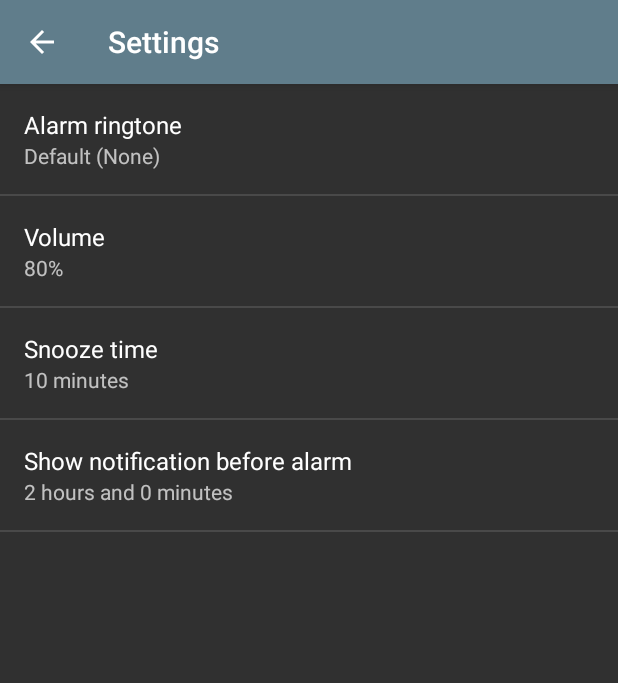
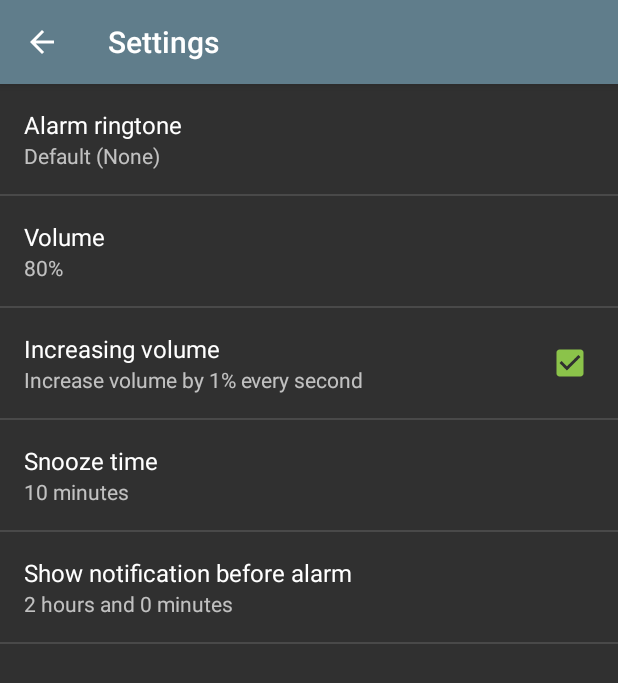
Before and after one commit to jmalenko/alarm-morning, an Android app: the SettingsActivity screen opened directly, with no data from a screen before it, on a phone screen of 412 x 824 dp. Shown: the top 683 px of the screen. Run offline under Robolectric (Android 15) with nearby library versions, the phone set to English and light mode, and no system bars.

Commit message:
New: increasing volume

```diff
--- a/app/src/main/java/cz/jaro/alarmmorning/RingActivity.java
+++ b/app/src/main/java/cz/jaro/alarmmorning/RingActivity.java
@@ -12,6 +12,7 @@ import android.media.Ringtone;
 import android.media.RingtoneManager;
 import android.net.Uri;
 import android.os.Bundle;
+import android.os.Handler;
 import android.preference.PreferenceManager;
 import android.support.v4.content.LocalBroadcastManager;
 import android.util.Log;
@@ -42,6 +43,9 @@ public class RingActivity extends Activity {
     private int soundMethod;
 
     private int previousVolume;
+    private int volume;
+    private int maxVolume;
+    private int increasingVolumePercentage;
 
     LocalBroadcastManager bManager;
     private static IntentFilter b_intentFilter;
@@ -265,19 +269,60 @@ public class RingActivity extends Activity {
             Log.w(TAG, "Volume is set to 0");
 
         audioManager = (AudioManager) getSystemService(Context.AUDIO_SERVICE);
-        int maxVolume = audioManager.getStreamMaxVolume(AudioManager.STREAM_ALARM);
+        maxVolume = audioManager.getStreamMaxVolume(AudioManager.STREAM_ALARM);
 
         previousVolume = audioManager.getStreamVolume(AudioManager.STREAM_ALARM);
         Log.v(TAG, "previous volume= " + previousVolume);
 
-        int volume = SettingsActivity.getRealVolume(volumePreference, maxVolume);
+        volume = SettingsActivity.getRealVolume(volumePreference, maxVolume);
 
         Log.v(TAG, "preference volume = " + volumePreference);
         Log.v(TAG, "max volume= " + maxVolume);
         Log.v(TAG, "volume = " + volume);
 
-        audioManager.setStreamVolume(AudioManager.STREAM_ALARM, volume, 0);
+        boolean increasing = preferences.getBoolean(SettingsActivity.PREF_VOLUME_INCREASING, SettingsActivity.PREF_VOLUME_INCREASING_DEFAULT);
+
+        if (increasing) {
+            increasingVolumePercentage = 0;
+            runnable.run();
+        } else {
+            audioManager.setStreamVolume(AudioManager.STREAM_ALARM, volume, 0);
+        }
     }
+
+    /**
+     * @return Whether the increasing reached the final volume.
+     */
+    private boolean updateIncreasingVolume() {
+        Log.v(TAG, "increasing volume");
+
+        increasingVolumePercentage++;
+        Log.v(TAG, "volume percentage = " + increasingVolumePercentage);
+        float ratio = (float) increasingVolumePercentage / 100;
+        int tempVolume = (int) Math.ceil(ratio * maxVolume);
+        Log.v(TAG, "current volume = " + tempVolume);
+
+        if (volume <= tempVolume) {
+            Log.v(TAG, "reached final volume");
+            audioManager.setStreamVolume(AudioManager.STREAM_ALARM, volume, 0);
+            return true;
+        } else {
+            audioManager.setStreamVolume(AudioManager.STREAM_ALARM, tempVolume, 0);
+            return false;
+        }
+    }
+
+    private Handler handler = new Handler();
+    private Runnable runnable = new Runnable() {
+        @Override
+        public void run() {
+            boolean end = updateIncreasingVolume();
+
+            if (!end) {
+                handler.postDelayed(this, 1000);
+            }
+        }
+    };
 
     private void stopVolume() {
         Log.d(TAG, "stopVolume()");
--- a/app/src/main/java/cz/jaro/alarmmorning/SettingsActivity.java
+++ b/app/src/main/java/cz/jaro/alarmmorning/SettingsActivity.java
@@ -25,7 +25,7 @@ public class SettingsActivity extends PreferenceActivity {
     public static final String PREF_RINGTONE = "pref_ringtone";
 
     /**
-     * Value is 0 .. PREF_VOLUME_MAX.
+     * Value is 0 .. PREF_VOLUME_MAX. Percents of max volume.
      */
     public static final String PREF_VOLUME = "pref_volume";
 
@@ -39,8 +39,14 @@ public class SettingsActivity extends PreferenceActivity {
      */
     public static final String PREF_NEAR_FUTURE_TIME = "pref_near_future_time";
 
+    /**
+     * Increase volume by 1% every second, until the volume is reached.
+     */
+    public static final String PREF_VOLUME_INCREASING = "pref_volume_increasing";
+
     public static final String PREF_RINGTONE_DEFAULT = "";
     public static final int PREF_VOLUME_DEFAULT = 8;
+    public static final boolean PREF_VOLUME_INCREASING_DEFAULT = true;
     public static final int PREF_SNOOZE_TIME_DEFAULT = 10;
     public static final int PREF_NEAR_FUTURE_TIME_DEFAULT = 120;
 
--- a/app/src/main/res/values/strings_activity_settings.xml
+++ b/app/src/main/res/values/strings_activity_settings.xml
@@ -5,10 +5,13 @@
     <string name="pref_title_volume">Volume</string>
     <string name="pref_summary_volume">%1$d%%</string>
 
+    <string name="pref_title_volume_increasing">Increasing volume</string>
+    <string name="pref_summaryoff_volume_increasing">Don\'t increase volume</string>
+    <string name="pref_summaryon_volume_increasing">Increase volume by 1% every second</string>
+
     <string name="pref_title_snooze_time">Snooze time</string>
     <string name="pref_summary_snooze_time">%1$d minutes</string>
 
     <string name="pref_title_near_future_time">Show notification before alarm</string>
     <string name="pref_summary_near_future_time">%1$d hours and %2$d minutes</string>
-
 </resources>
--- a/app/src/main/res/xml/preferences.xml
+++ b/app/src/main/res/xml/preferences.xml
@@ -14,6 +14,13 @@
         android:defaultValue="8"
         custom:maxValue="10" />
 
+    <CheckBoxPreference
+        android:key="pref_volume_increasing"
+        android:title="@string/pref_title_volume_increasing"
+        android:summaryOff="@string/pref_summaryoff_volume_increasing"
+        android:summaryOn="@string/pref_summaryon_volume_increasing"
+        android:defaultValue="true" />
+
     <cz.jaro.alarmmorning.graphics.IntegerPreference
         android:key="pref_snooze_time"
         android:title="@string/pref_title_snooze_time"
```
